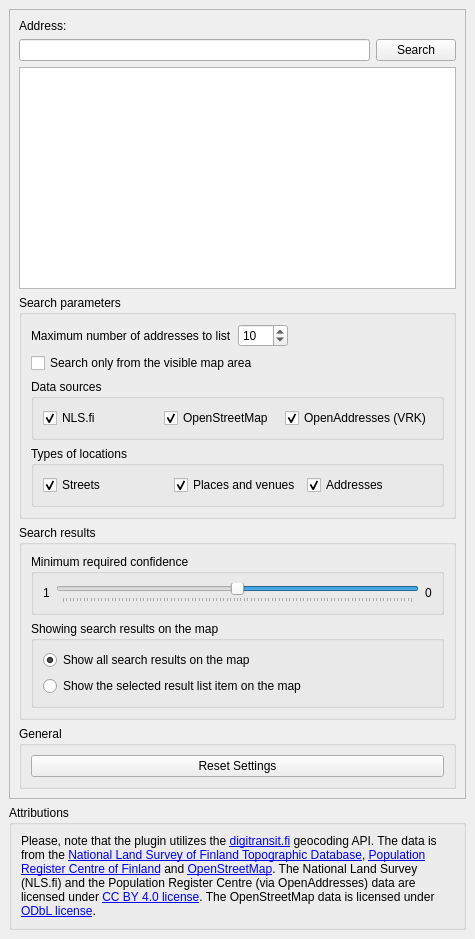
The window that QGISDigitransitGeocoding/resources/ui/digitransit_geocoder_dockwidget_base.ui (GispoCoding/QGISDigitransitGeocoding) describes before a commit, drawn with Qt 5.
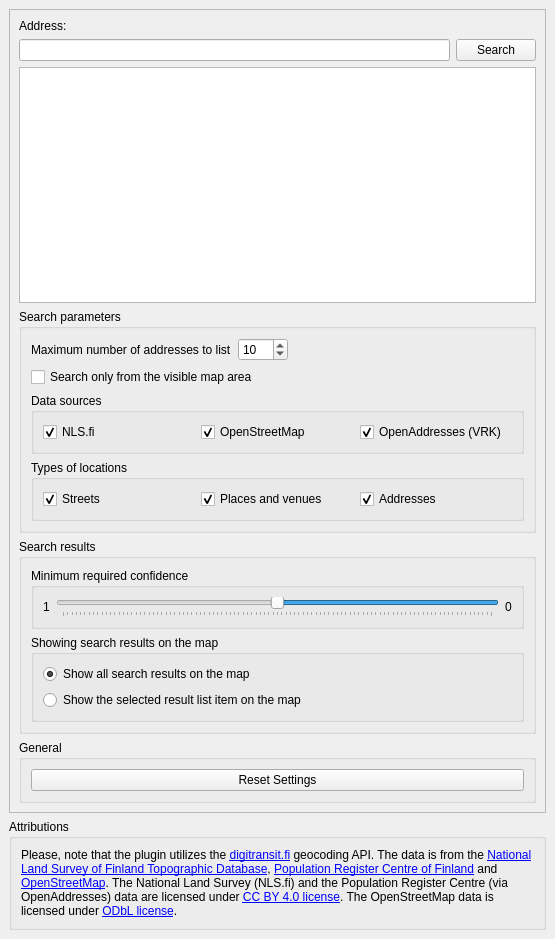
The same window after the commit.

Patch:
```diff
--- a/QGISDigitransitGeocoding/resources/ui/digitransit_geocoder_dockwidget_base.ui
+++ b/QGISDigitransitGeocoding/resources/ui/digitransit_geocoder_dockwidget_base.ui
@@ -6,7 +6,7 @@
    <rect>
     <x>0</x>
     <y>0</y>
-    <width>475</width>
+    <width>555</width>
     <height>939</height>
    </rect>
   </property>
@@ -53,8 +53,8 @@
         <rect>
          <x>0</x>
          <y>0</y>
-         <width>456</width>
-         <height>717</height>
+         <width>535</width>
+         <height>806</height>
         </rect>
        </property>
        <property name="sizePolicy">
@@ -66,6 +66,103 @@
        <layout class="QVBoxLayout" name="verticalLayout_6">
         <item>
          <layout class="QGridLayout" name="gridLayout_2">
+          <item row="10" column="0">
+           <widget class="QGroupBox" name="groupBox_6">
+            <property name="title">
+             <string>Search results</string>
+            </property>
+            <layout class="QVBoxLayout" name="verticalLayout_3">
+             <item>
+              <widget class="QGroupBox" name="groupBox_7">
+               <property name="title">
+                <string>Minimum required confidence</string>
+               </property>
+               <layout class="QHBoxLayout" name="horizontalLayout_4">
+                <item>
+                 <widget class="QLabel" name="label_4">
+                  <property name="text">
+                   <string>1</string>
+                  </property>
+                 </widget>
+                </item>
+                <item>
+                 <widget class="QSlider" name="horizontalsliderminimumconfidencevalue">
+                  <property name="maximum">
+                   <number>100</number>
+                  </property>
+                  <property name="value">
+                   <number>50</number>
+                  </property>
+                  <property name="orientation">
+                   <enum>Qt::Horizontal</enum>
+                  </property>
+                  <property name="invertedAppearance">
+                   <bool>true</bool>
+                  </property>
+                  <property name="tickPosition">
+                   <enum>QSlider::TicksBelow</enum>
+                  </property>
+                 </widget>
+                </item>
+                <item>
+                 <widget class="QLabel" name="label_5">
+                  <property name="text">
+                   <string>0</string>
+                  </property>
+                 </widget>
+                </item>
+               </layout>
+              </widget>
+             </item>
+             <item>
+              <widget class="QGroupBox" name="groupBox">
+               <property name="title">
+                <string>Showing search results on the map</string>
+               </property>
+               <layout class="QVBoxLayout" name="verticalLayout">
+                <item>
+                 <widget class="QRadioButton" name="radiobuttonresultsshowall">
+                  <property name="text">
+                   <string>Show all search results on the map</string>
+                  </property>
+                  <property name="checked">
+                   <bool>true</bool>
+                  </property>
+                 </widget>
+                </item>
+                <item>
+                 <widget class="QRadioButton" name="radiobuttonresultsshowselected">
+                  <property name="text">
+                   <string>Show the selected result list item on the map</string>
+                  </property>
+                  <property name="checked">
+                   <bool>false</bool>
+                  </property>
+                 </widget>
+                </item>
+               </layout>
+              </widget>
+             </item>
+            </layout>
+           </widget>
+          </item>
+          <item row="8" column="0">
+           <widget class="QListWidget" name="listwidgetgeocodingresults"/>
+          </item>
+          <item row="4" column="0">
+           <layout class="QHBoxLayout" name="horizontalLayout_3">
+            <item>
+             <widget class="QLineEdit" name="lineeditaddress"/>
+            </item>
+            <item>
+             <widget class="QPushButton" name="pushbuttonsearch">
+              <property name="text">
+               <string>Search</string>
+              </property>
+             </widget>
+            </item>
+           </layout>
+          </item>
           <item row="0" column="0" alignment="Qt::AlignLeft|Qt::AlignTop">
            <widget class="QLabel" name="label">
             <property name="text">
@@ -73,10 +170,7 @@
             </property>
            </widget>
           </item>
-          <item row="6" column="0">
-           <widget class="QListWidget" name="listwidgetgeocodingresults"/>
-          </item>
-          <item row="7" column="0">
+          <item row="9" column="0">
            <widget class="QGroupBox" name="groupBox_2">
             <property name="title">
              <string>Search parameters</string>
@@ -212,101 +306,7 @@
             </layout>
            </widget>
           </item>
-          <item row="2" column="0">
-           <layout class="QHBoxLayout" name="horizontalLayout_3">
-            <item>
-             <widget class="QLineEdit" name="lineeditaddress"/>
-            </item>
-            <item>
-             <widget class="QPushButton" name="pushbuttonsearch">
-              <property name="text">
-               <string>Search</string>
-              </property>
-             </widget>
-            </item>
-           </layout>
-          </item>
-          <item row="8" column="0">
-           <widget class="QGroupBox" name="groupBox_6">
-            <property name="title">
-             <string>Search results</string>
-            </property>
-            <layout class="QVBoxLayout" name="verticalLayout_3">
-             <item>
-              <widget class="QGroupBox" name="groupBox_7">
-               <property name="title">
-                <string>Minimum required confidence</string>
-               </property>
-               <layout class="QHBoxLayout" name="horizontalLayout_4">
-                <item>
-                 <widget class="QLabel" name="label_4">
-                  <property name="text">
-                   <string>1</string>
-                  </property>
-                 </widget>
-                </item>
-                <item>
-                 <widget class="QSlider" name="horizontalsliderminimumconfidencevalue">
-                  <property name="maximum">
-                   <number>100</number>
-                  </property>
-                  <property name="value">
-                   <number>50</number>
-                  </property>
-                  <property name="orientation">
-                   <enum>Qt::Horizontal</enum>
-                  </property>
-                  <property name="invertedAppearance">
-                   <bool>true</bool>
-                  </property>
-                  <property name="tickPosition">
-                   <enum>QSlider::TicksBelow</enum>
-                  </property>
-                 </widget>
-                </item>
-                <item>
-                 <widget class="QLabel" name="label_5">
-                  <property name="text">
-                   <string>0</string>
-                  </property>
-                 </widget>
-                </item>
-               </layout>
-              </widget>
-             </item>
-             <item>
-              <widget class="QGroupBox" name="groupBox">
-               <property name="title">
-                <string>Showing search results on the map</string>
-               </property>
-               <layout class="QVBoxLayout" name="verticalLayout">
-                <item>
-                 <widget class="QRadioButton" name="radiobuttonresultsshowall">
-                  <property name="text">
-                   <string>Show all search results on the map</string>
-                  </property>
-                  <property name="checked">
-                   <bool>true</bool>
-                  </property>
-                 </widget>
-                </item>
-                <item>
-                 <widget class="QRadioButton" name="radiobuttonresultsshowselected">
-                  <property name="text">
-                   <string>Show the selected result list item on the map</string>
-                  </property>
-                  <property name="checked">
-                   <bool>false</bool>
-                  </property>
-                 </widget>
-                </item>
-               </layout>
-              </widget>
-             </item>
-            </layout>
-           </widget>
-          </item>
-          <item row="9" column="0">
+          <item row="11" column="0">
            <widget class="QGroupBox" name="groupBox_8">
             <property name="title">
              <string>General</string>
```
